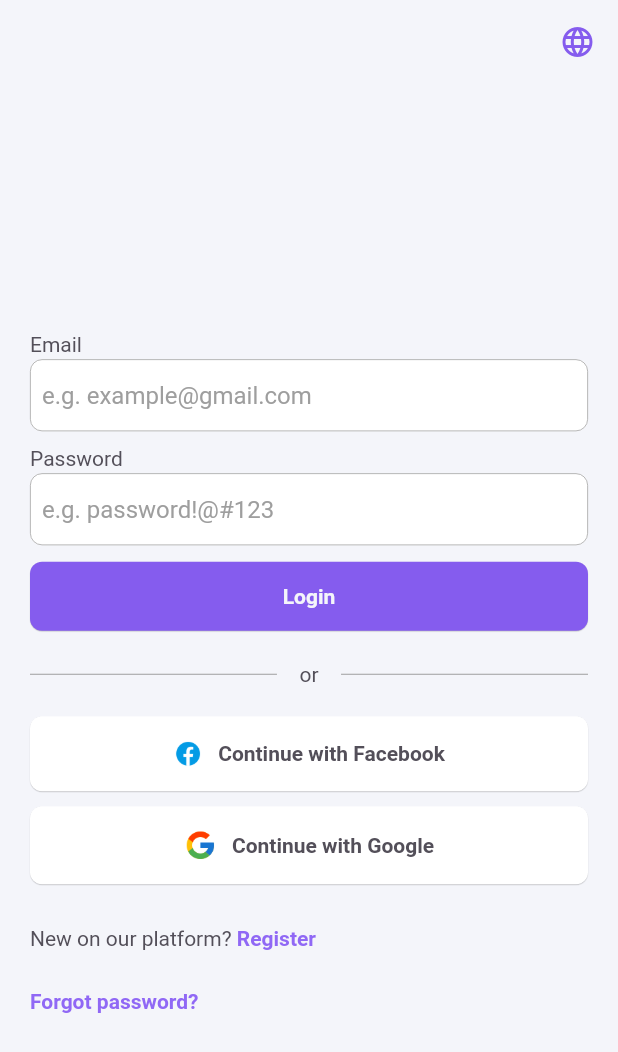
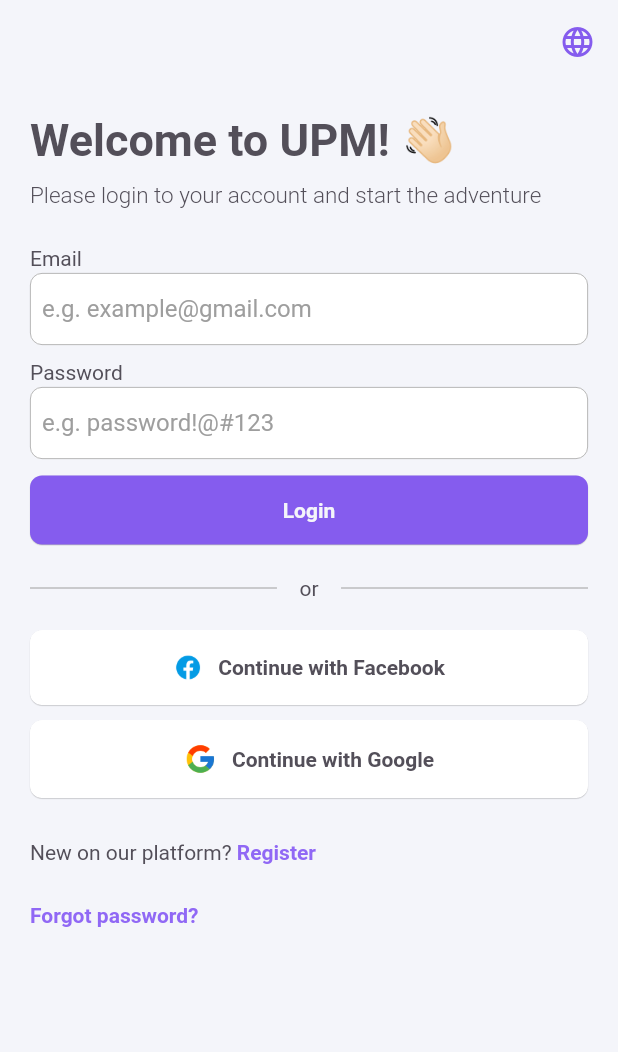
Before and after one commit to huyenph/FRD, a Flutter app: the screen it shows after launch, on a phone screen of 412 x 824 dp. Shown: the top 1052 px of the screen. Run offline on Flutter 3.47's test engine with Material 2 defaults, Android fonts, the phone set to English and light mode, and no system bars; our stand-ins replace dio, equatable, firebase_auth, firebase_core, firebase_messaging, flutter_bloc and 7 more; missing offline and left inert: flutter_facebook_auth; accounts and stored records are empty.

Commit message:
Fix overflowed form

```diff
--- a/lib/modules/auth/screens/forms/signin_form.dart
+++ b/lib/modules/auth/screens/forms/signin_form.dart
@@ -24,23 +24,25 @@ class SigninForm extends StatelessWidget {
     return BlocConsumer<AuthBloc, AuthState>(
       listener: (context, state) {},
       builder: (context, state) {
-        return Container(
-          margin: const EdgeInsets.symmetric(horizontal: AppSize.fieldSpacingL),
+        return SingleChildScrollView(
+          child: Container(
+            margin:
+                const EdgeInsets.symmetric(horizontal: AppSize.fieldSpacingL),
             child: Column(
               mainAxisAlignment: MainAxisAlignment.center,
               crossAxisAlignment: CrossAxisAlignment.start,
               children: [
-              // UpmText(
-              //   text: S.of(context).welcome_to,
-              //   fontWeight: FontWeight.bold,
-              //   fontSize: 30.0,
-              // ),
-              // const SizedBox(height: AppSize.fieldSpacingS),
-              // UpmText(
-              //   text: S.of(context).signin_title,
-              //   fontWeight: FontWeight.w300,
-              //   fontSize: 15.0,
-              // ),
+                UpmText(
+                  text: S.of(context).welcome_to,
+                  fontWeight: FontWeight.bold,
+                  fontSize: 30.0,
+                ),
+                const SizedBox(height: AppSize.fieldSpacingS),
+                UpmText(
+                  text: S.of(context).signin_title,
+                  fontWeight: FontWeight.w300,
+                  fontSize: 15.0,
+                ),
                 const SizedBox(height: AppSize.fieldSpacingXL),
                 UpmTextField(
                   controller: _emailController,
@@ -83,6 +85,7 @@ class SigninForm extends StatelessWidget {
                 const SizedBox(height: AppSize.fieldSpacingL),
                 ..._buildSignupSection(context),
               ],
+            ),
           ),
         );
       },
--- a/lib/modules/auth/screens/forms/signup_form.dart
+++ b/lib/modules/auth/screens/forms/signup_form.dart
@@ -20,7 +20,8 @@ class SignupForm extends StatelessWidget {
 
   @override
   Widget build(BuildContext context) {
-    return Container(
+    return SingleChildScrollView(
+      child: Container(
         margin: const EdgeInsets.symmetric(horizontal: AppSize.fieldSpacingL),
         child: Column(
           mainAxisAlignment: MainAxisAlignment.center,
@@ -131,6 +132,7 @@ class SignupForm extends StatelessWidget {
             ),
           ],
         ),
+      ),
     );
   }
 
```
Lines whose indentation alone changed are shown as unchanged.
